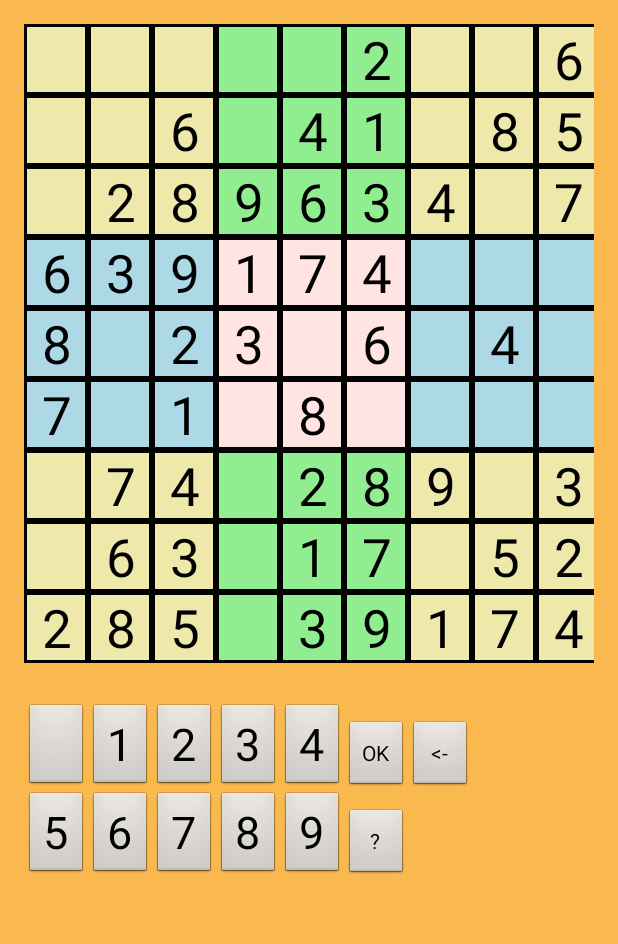
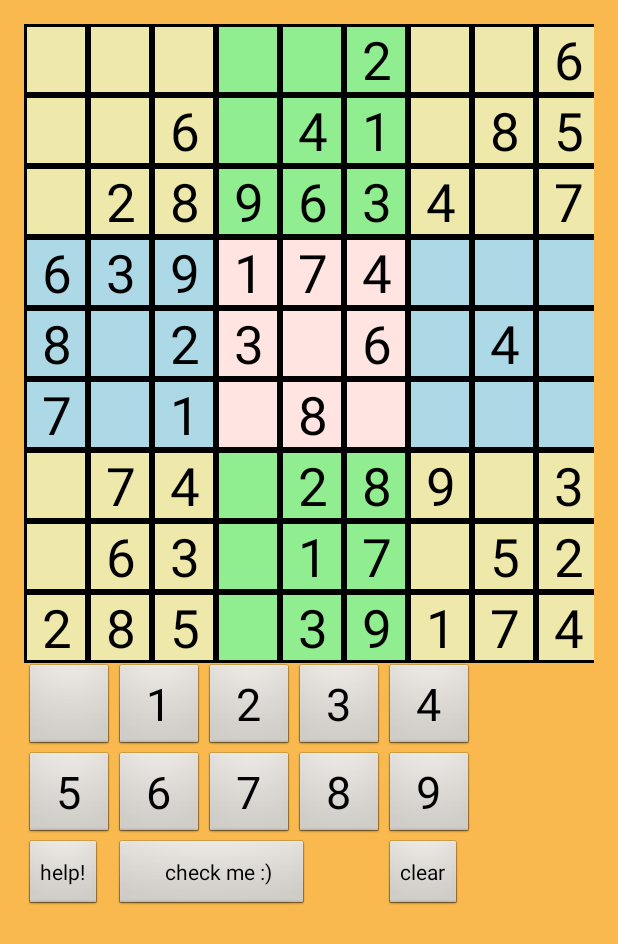
Before and after one commit to Sagadeyeva/Sudoku, an Android app: the screen it shows after launch (GameActivity), after a tap on an icon or button, on a phone screen of 412 x 824 dp. Shown: the top 944 px of the screen. Run offline under Robolectric (Android 15) with nearby library versions, the phone set to English and light mode, and no system bars.

Commit message:
Attention message for putting the number, which is repeated in a column, line or square with a toast and prohibition of putting it in. Portrait orientation of an application has been added. Some bugs in check of filled grid were fixed.

```diff
--- a/app/src/main/java/sveta/myapplication/GameActivity.java
+++ b/app/src/main/java/sveta/myapplication/GameActivity.java
@@ -1,6 +1,7 @@
 package sveta.myapplication;
 
 import android.app.Activity;
+import android.content.pm.ActivityInfo;
 import android.graphics.Color;
 import android.graphics.RectF;
 import android.graphics.drawable.Drawable;
@@ -11,6 +12,7 @@ import android.util.Log;
 import android.view.Gravity;
 import android.view.View;
 import android.widget.Button;
+import android.widget.GridLayout;
 import android.widget.TableLayout;
 import android.widget.TableRow;
 import android.widget.TextView;
@@ -24,24 +26,30 @@ public class GameActivity extends Activity {
     private Grid grid;
     private Grid sourceGrid;
     private TableLayout table;
+    private GridLayout field;
 
     private int selectedX = -1;
     private int selectedY = -1;
     private TextView selectedCell = null;
     private Drawable selectedCellColor;
+    private Drawable selectedCellDefaultColor;
 
     @Override
     protected void onCreate(Bundle savedInstanceState) {
         super.onCreate(savedInstanceState);
+        setRequestedOrientation(ActivityInfo.SCREEN_ORIENTATION_PORTRAIT);
+
         try {
             setContentView(R.layout.activity_game);
             grid = Grid.generate(40);
-            sourceGrid=new Grid(grid);
+            sourceGrid = new Grid(grid);
 
             Log.i(TAG, "We are here");
 
 
             table = (TableLayout) findViewById(R.id.game_layout);
+            field = (GridLayout) findViewById(R.id.field);
+
 
             table.setShrinkAllColumns(true);
             table.setStretchAllColumns(true);
@@ -75,6 +83,7 @@ public class GameActivity extends Activity {
                     final int jj = j;
                     //если ячейка занята, то возвращаем true
                     final boolean isOccupied = (grid.getElement(i, j) != 0);
+                    final Drawable defaultColor = getDrawable(backgroundColor);
                     //обработчик нажатия на выбранную пустую ячейку для дальнейшего заполнения
                     text.setOnClickListener(new View.OnClickListener() {
                         @Override
@@ -89,6 +98,9 @@ public class GameActivity extends Activity {
                                         selectedCell.setBackground(selectedCellColor);
                                     selectedCell = text;
                                     selectedCellColor = text.getBackground();
+                                    selectedCellDefaultColor = defaultColor;
+                                    text.setBackgroundColor(Color.RED);
+                                }else {
                                     text.setBackgroundColor(Color.RED);
                                 }
 
@@ -101,10 +113,10 @@ public class GameActivity extends Activity {
 
                 table.addView(row);
             }
-//кнопки для вставления чиесл польхователем в сетку
-            TableRow firstButtonRow = new TableRow(this);
-            TableRow secondButtonRow = new TableRow(this);
-            TableRow thirdButtonRow = new TableRow(this);
+//кнопки для вставления чиесл пользователем в сетку
+            //TableRow firstButtonRow = new TableRow(this);
+            //TableRow secondButtonRow = new TableRow(this);
+
 
             for (int i = 0; i < 10; i++) {
                 Button number = new Button(this);
@@ -123,27 +135,43 @@ public class GameActivity extends Activity {
                     @Override
                     public void onClick(View v) {
                         if (selectedY != -1 && selectedX != -1) {
-                            grid.setElement(selectedY, selectedX, value);
+                            if(value!=0)
+                            if (!(grid.checkLine(selectedX, value) &&
+                                    grid.checkColumn(selectedY, value) &&
+                                    grid.checkSquare(selectedX, selectedY, value))) {
+                                Toast message = Toast.makeText(getApplicationContext(),
+                                        "Think more properly!",
+                                        Toast.LENGTH_SHORT);
+                                message.setGravity(Gravity.CENTER, 0, 0);
+                                message.show();
+                                return;
+                            }
+                            grid.setElement(selectedX, selectedY, value);
                             //  TextView text = selectedCell;
                             TableRow row = (TableRow) table.getChildAt(selectedY);
                             TextView text = (TextView) row.getChildAt(selectedX);
-                            text.setBackgroundResource(R.drawable.changed_cell_background);
-                            selectedCellColor = getDrawable(R.drawable.changed_cell_background);
+                            if (value != 0) {
+                                text.setBackgroundResource(R.drawable.changed_cell_background);
+                                selectedCellColor = getDrawable(R.drawable.changed_cell_background);
+                            } else {
+                                text.setBackground(selectedCellDefaultColor);
+                                selectedCellColor = selectedCellDefaultColor;
+                            }
                             text.setText(value == 0 ? " " : String.valueOf(value));
                         }
                     }
                 });
 
-                if (i < 5) {
-                    firstButtonRow.addView(number);
-                } else {
-                    secondButtonRow.addView(number);
-                }
-
+//                if (i < 5) {
+//                    firstButtonRow.addView(number);
+//                } else {
+//                    secondButtonRow.addView(number);
+//                }
+                field.addView(number);
             }
 
-            Button retry=new Button(this);
-            retry.setText("<-");
+            Button retry = new Button(this);
+            retry.setText("clear");
             retry.setOnClickListener(new View.OnClickListener() {
                 @Override
                 public void onClick(View v) {
@@ -154,7 +182,7 @@ public class GameActivity extends Activity {
                             for (int i = 0; i < 9; i++) {
                                 TextView text = (TextView) row.getChildAt(i);
                                 text.setText(String.valueOf(grid.getElement(i, j)));
-                                int elem=grid.getElement(i, j);
+                                int elem = grid.getElement(i, j);
                                 text.setText(elem == 0 ? " " : String.valueOf(elem));
                             }
                         }
@@ -166,7 +194,8 @@ public class GameActivity extends Activity {
 
 
             Button check = new Button(this);
-            check.setText("OK");
+            check.setText("       check me :)    ");
+            check.setTextAlignment(View.TEXT_ALIGNMENT_CENTER);
 
             check.setOnClickListener(new View.OnClickListener() {
                 @Override
@@ -195,7 +224,8 @@ public class GameActivity extends Activity {
             });
 
             Button solve = new Button(this);
-            solve.setText("?");
+            solve.setText("help!");
+            solve.setTextAlignment(View.TEXT_ALIGNMENT_CENTER);
             solve.setOnClickListener(new View.OnClickListener() {
                 @Override
                 public void onClick(View v) {
@@ -218,16 +248,20 @@ public class GameActivity extends Activity {
             });
 
 
-            secondButtonRow.addView(solve);
-            firstButtonRow.addView(check);
-            firstButtonRow.addView(retry);
+//            secondButtonRow.addView(solve);
+//            firstButtonRow.addView(check);
+//            firstButtonRow.addView(retry);
+            GridLayout.Spec columnSpec = GridLayout.spec(1, 3);
+            GridLayout.Spec rowSpec = GridLayout.spec(3, 1);
+            GridLayout.LayoutParams params = new GridLayout.LayoutParams(rowSpec, columnSpec);
 
-            TableRow emptyRow = new TableRow(this);
-            emptyRow.setMinimumHeight(40);
-            table.addView(emptyRow);
+            field.addView(solve);
+            field.addView(check, params);
 
-            table.addView(firstButtonRow);
-            table.addView(secondButtonRow);
+            columnSpec = GridLayout.spec(4, 1);
+            params = new GridLayout.LayoutParams(rowSpec, columnSpec);
+
+            field.addView(retry, params);
 
 
         } catch (Exception e) {
--- a/app/src/main/java/sveta/myapplication/MainActivity.java
+++ b/app/src/main/java/sveta/myapplication/MainActivity.java
@@ -5,6 +5,7 @@ import android.app.AlertDialog;
 import android.content.DialogInterface;
 import android.content.DialogInterface.OnClickListener;
 import android.content.Intent;
+import android.content.pm.ActivityInfo;
 import android.os.Binder;
 import android.os.Bundle;
 import android.os.IBinder;
@@ -28,32 +29,14 @@ public class MainActivity extends Activity{
         requestWindowFeature(Window.FEATURE_NO_TITLE);
         getWindow().setFlags(WindowManager.LayoutParams.FLAG_FULLSCREEN,
                 WindowManager.LayoutParams.FLAG_FULLSCREEN);
+        setRequestedOrientation(ActivityInfo.SCREEN_ORIENTATION_PORTRAIT);
         setContentView(R.layout.activity_main);
 
 
+    }
 
+    public void changeDifficult(View v){
 
-//        Toolbar toolbar = (Toolbar) findViewById(R.id.toolbar);
-//        setSupportActionBar(toolbar);
-//
-//        FloatingActionButton fab = (FloatingActionButton) findViewById(R.id.fab);
-//        fab.setOnClickListener(new View.OnClickListener() {
-//            @Override
-//            public void onClick(View view) {
-//                Snackbar.make(view, "Replace with your own action", Snackbar.LENGTH_LONG)
-//                        .setAction("Action", null).show();
-//            }
-//        });
-
-
-        Button exit = (Button) findViewById(R.id.exit_button);
-        exit.setOnClickListener(new View.OnClickListener() {
-            @Override
-            public void onClick(View v) {
-                System.exit(0);
-
-            }
-        });
     }
 
     public void startNewGame(View v) {
--- a/app/src/main/res/layout/activity_game.xml
+++ b/app/src/main/res/layout/activity_game.xml
@@ -1,5 +1,5 @@
 <?xml version="1.0" encoding="utf-8"?>
-<TableLayout xmlns:android="http://schemas.android.com/apk/res/android"
+<GridLayout xmlns:android="http://schemas.android.com/apk/res/android"
     xmlns:tools="http://schemas.android.com/tools"
     android:layout_width="match_parent"
     android:layout_height="match_parent"
@@ -9,9 +9,16 @@
     android:background="#F9B94E"
     android:paddingTop="@dimen/activity_vertical_margin"
     tools:context="sveta.myapplication.GameActivity"
-    android:id="@+id/game_layout">
+    android:id="@+id/field"
+    android:rowCount="4"
+    android:columnCount="5">
 
 
-
-
-</TableLayout>
+    <TableLayout
+        android:layout_width="match_parent"
+        android:layout_height="wrap_content"
+        android:layout_row="0"
+        android:layout_column="0"
+        android:id="@+id/game_layout"
+        android:layout_columnSpan="5"></TableLayout>
+</GridLayout>
```
Also changed, not shown: app/src/main/AndroidManifest.xml (+4 -4 lines), app/src/main/java/sveta/myapplication/Algorithm.java (+1 -8 lines), app/src/main/res/layout/activity_main.xml (+15 -7 lines), app/src/main/res/mipmap-hdpi/ic_launcher.png, app/src/main/res/mipmap-mdpi/ic_launcher.png, app/src/main/res/mipmap-xhdpi/ic_launcher.png, app/src/main/res/mipmap-xxhdpi/ic_launcher.png, app/src/main/res/mipmap-xxxhdpi/ic_launcher.png.
